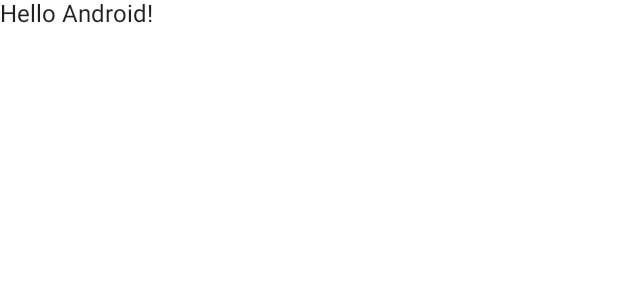
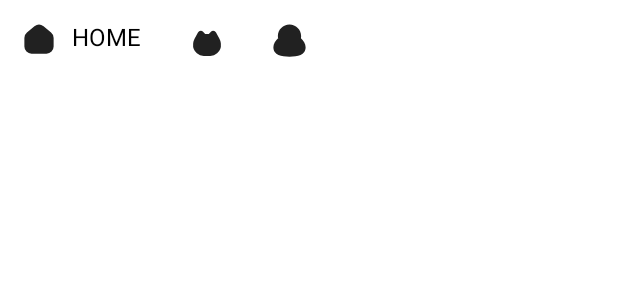
Before and after one commit to Muyaho-project/TodoNyanApp, an Android app built with Jetpack Compose: the @Preview function DefaultPreview, on a phone screen of 412 x 824 dp. Shown: the top 300 px of the screen. Run offline under Robolectric (Android 15) with nearby library versions, the phone set to English and light mode, and no system bars.

Commit message:
feat: 화면 구조 추가

```diff
--- a/app/src/main/java/com/kwancorp/todonyanapp/MainActivity.kt
+++ b/app/src/main/java/com/kwancorp/todonyanapp/MainActivity.kt
@@ -1,13 +1,24 @@
 package com.kwancorp.todonyanapp
 
 import android.os.Bundle
+import android.service.autofill.UserData
 import androidx.activity.ComponentActivity
 import androidx.activity.compose.setContent
-import androidx.compose.material.MaterialTheme
-import androidx.compose.material.Surface
-import androidx.compose.material.Text
+import androidx.compose.foundation.layout.padding
+import androidx.compose.material.*
+import androidx.compose.material.TabRow
 import androidx.compose.runtime.Composable
+import androidx.compose.ui.Modifier
 import androidx.compose.ui.tooling.preview.Preview
+import androidx.navigation.NavHostController
+import androidx.navigation.NavType
+import androidx.navigation.compose.NavHost
+import androidx.navigation.compose.composable
+import androidx.navigation.compose.currentBackStackEntryAsState
+import androidx.navigation.compose.rememberNavController
+import androidx.navigation.navArgument
+import androidx.navigation.navDeepLink
+import com.kwancorp.todonyanapp.ui.*
 import com.kwancorp.todonyanapp.ui.theme.TodoNyanAppTheme
 
 class MainActivity : ComponentActivity() {
@@ -15,24 +26,66 @@ class MainActivity : ComponentActivity() {
         super.onCreate(savedInstanceState)
         setContent {
             TodoNyanAppTheme {
-                // A surface container using the 'background' color from the theme
-                Surface(color = MaterialTheme.colors.background) {
-                    Greeting("Android")
-                }
+                TodoNyanApp()
             }
         }
     }
 }
 
 @Composable
-fun Greeting(name: String) {
-    Text(text = "Hello $name!")
+fun TodoNyanApp() {
+    TodoNyanAppTheme {
+        Surface(color = MaterialTheme.colors.background) {
+            val allScreens = TodoScreen.values().toList()
+            val navController = rememberNavController()
+            val backstackEntry = navController.currentBackStackEntryAsState()
+            var currentScreen = TodoScreen.fromRoute (
+                backstackEntry.value?.destination?.route
+            )
+            Scaffold(
+                topBar = {
+                    TodoTabRow(
+                        allScreens = allScreens,
+                        onTabSelected = { screen ->
+                            navController.navigate(screen.name)
+                        },
+                        currentScreen = currentScreen,
+                    )
+                }
+            ) { innerPadding ->
+                TodoNavHost(
+                    navController = navController,
+                    modifier = Modifier.padding(innerPadding)
+                )
+            }
+        }
+    }
+}
+
+@Composable
+fun TodoNavHost(
+    navController: NavHostController,
+    modifier: Modifier = Modifier
+) {
+    NavHost(
+        navController = navController,
+        startDestination = TodoScreen.Home.name,
+        modifier = modifier
+    ) {
+        composable(TodoScreen.Home.name) {
+            HomeBody()
+        }
+        composable(TodoScreen.Cat.name) {
+            CatBody()
+        }
+        composable(TodoScreen.My.name) {
+            MyBody()
+        }
+    }
 }
 
 @Preview(showBackground = true)
 @Composable
 fun DefaultPreview() {
-    TodoNyanAppTheme {
-        Greeting("Android")
-    }
+    TodoNyanApp()
 }
--- /dev/null
+++ b/app/src/main/java/com/kwancorp/todonyanapp/ui/HomeScreen.kt
@@ -0,0 +1,7 @@
+package com.kwancorp.todonyanapp.ui
+
+import androidx.compose.runtime.Composable
+
+@Composable
+fun HomeBody() {
+}
--- /dev/null
+++ b/app/src/main/java/com/kwancorp/todonyanapp/ui/TabRow.kt
@@ -0,0 +1,105 @@
+package com.kwancorp.todonyanapp.ui
+
+import androidx.compose.animation.animateColorAsState
+import androidx.compose.animation.animateContentSize
+import androidx.compose.animation.core.LinearEasing
+import androidx.compose.animation.core.tween
+import androidx.compose.foundation.interaction.MutableInteractionSource
+import androidx.compose.foundation.layout.*
+import androidx.compose.foundation.selection.selectable
+import androidx.compose.foundation.selection.selectableGroup
+import androidx.compose.material.Icon
+import androidx.compose.material.MaterialTheme
+import androidx.compose.material.Surface
+import androidx.compose.material.Text
+import androidx.compose.material.ripple.rememberRipple
+import androidx.compose.runtime.Composable
+import androidx.compose.runtime.getValue
+import androidx.compose.runtime.remember
+import androidx.compose.ui.Modifier
+import androidx.compose.ui.graphics.Color
+import androidx.compose.ui.graphics.vector.ImageVector
+import androidx.compose.ui.res.painterResource
+import androidx.compose.ui.semantics.Role
+import androidx.compose.ui.semantics.clearAndSetSemantics
+import androidx.compose.ui.semantics.contentDescription
+import androidx.compose.ui.unit.Dp
+import androidx.compose.ui.unit.dp
+import java.util.*
+
+@Composable
+fun TodoTabRow(
+    allScreens: List<TodoScreen>,
+    onTabSelected: (TodoScreen) -> Unit,
+    currentScreen: TodoScreen
+) {
+    Surface(
+        Modifier
+            .height(TabHeight)
+            .fillMaxWidth()
+    ) {
+        Row(Modifier.selectableGroup()) {
+            allScreens.forEach { screen ->
+                TodoTab(
+                    text = screen.name,
+                    iconRes = screen.iconRes,
+                    onSelected = { onTabSelected(screen) },
+                    selected = currentScreen == screen
+                )
+            }
+        }
+    }
+}
+
+@Composable
+private fun TodoTab(
+    text: String,
+    iconRes: Int,
+    onSelected: () -> Unit,
+    selected: Boolean
+) {
+    val color = MaterialTheme.colors.onSurface
+    val durationMillis = if (selected) TabFadeInAnimationDuration else TabFadeOutAnimationDuration
+    val animSpec = remember {
+        tween<Color>(
+            durationMillis = durationMillis,
+            easing = LinearEasing,
+            delayMillis = TabFadeInAnimationDelay
+        )
+    }
+    val tabTintColor by animateColorAsState(
+        targetValue = if (selected) color else color.copy(alpha = InactiveTabOpacity),
+        animationSpec = animSpec
+    )
+    Row(
+        modifier = Modifier
+            .padding(16.dp)
+            .animateContentSize()
+            .height(TabHeight)
+            .selectable(
+                selected = selected,
+                onClick = onSelected,
+                role = Role.Tab,
+                interactionSource = remember { MutableInteractionSource() },
+                indication = rememberRipple(
+                    bounded = false,
+                    radius = Dp.Unspecified,
+                    color = Color.Unspecified
+                )
+            )
+            .clearAndSetSemantics { contentDescription = text }
+    ) {
+        Icon(painter = painterResource(iconRes), contentDescription = text)
+        if (selected) {
+            Spacer(Modifier.width(12.dp))
+            Text(text.uppercase(Locale.getDefault()), color = tabTintColor)
+        }
+    }
+}
+
+private val TabHeight = 56.dp
+private const val InactiveTabOpacity = 0.60f
+
+private const val TabFadeInAnimationDuration = 150
+private const val TabFadeInAnimationDelay = 100
+private const val TabFadeOutAnimationDuration = 100
--- /dev/null
+++ b/app/src/main/res/drawable/ic_bottom_cat.xml
@@ -0,0 +1,17 @@
+<vector xmlns:android="http://schemas.android.com/apk/res/android"
+    android:width="28dp"
+    android:height="28dp"
+    android:viewportWidth="28"
+    android:viewportHeight="28">
+  <path
+      android:pathData="M4.9891,11.8303L7.6333,6.9029C7.9317,6.3469 8.5115,6 9.1425,6C9.6148,6 10.0661,6.195 10.3898,6.5389L12.2355,8.5H15.7649L17.6106,6.5389C17.9343,6.195 18.3856,6 18.8579,6C19.4889,6 20.0687,6.3469 20.3671,6.9028L23.0116,11.8303C23.5327,12.8012 23.8639,13.8625 23.9875,14.9575L24.0369,15.3946C24.327,17.9639 23.3309,20.5109 21.3747,22.2018C20.028,23.3658 18.3252,24.0366 16.5464,24.1038L14.0002,24.2L11.454,24.1038C9.6753,24.0366 7.9724,23.3657 6.6257,22.2016C4.6698,20.5109 3.6738,17.964 3.9639,15.3949L4.0133,14.9574C4.1369,13.8625 4.4681,12.8012 4.9891,11.8303Z"
+      android:strokeWidth="1.5"
+      android:fillColor="#F5AF41"
+      android:strokeColor="#000000"/>
+  <path
+      android:pathData="M12.5,17.5L12.7616,17.6495C13.6839,18.1765 14.8161,18.1765 15.7384,17.6495L16,17.5"
+      android:strokeWidth="1.5"
+      android:fillColor="#00000000"
+      android:strokeColor="#000000"
+      android:strokeLineCap="round"/>
+</vector>
--- /dev/null
+++ b/app/src/main/res/drawable/ic_bottom_my.xml
@@ -0,0 +1,19 @@
+<vector xmlns:android="http://schemas.android.com/apk/res/android"
+    android:width="22dp"
+    android:height="22dp"
+    android:viewportWidth="22"
+    android:viewportHeight="22">
+  <path
+      android:pathData="M17.8036,9.6536C17.932,9.1234 18,8.5696 18,8C18,4.134 14.866,1 11,1C7.134,1 4,4.134 4,8C4,8.5696 4.068,9.1234 4.1964,9.6536C2.2302,11.3594 1,13.6033 1,15.5C1,19.9836 5.4771,21 11,21C16.5228,21 21,19.9836 21,15.5C21,13.6033 19.7698,11.3594 17.8036,9.6536Z"
+      android:fillColor="#ffffff"
+      android:fillType="evenOdd"/>
+  <path
+      android:pathData="M17.8036,9.6536L17.0746,9.477L16.9671,9.9208L17.3121,10.2201L17.8036,9.6536ZM4.1964,9.6536L4.6879,10.2201L5.0328,9.9208L4.9254,9.477L4.1964,9.6536ZM17.25,8C17.25,8.5097 17.1891,9.0042 17.0746,9.477L18.5325,9.8301C18.6748,9.2426 18.75,8.6296 18.75,8H17.25ZM11,1.75C14.4518,1.75 17.25,4.5482 17.25,8H18.75C18.75,3.7198 15.2802,0.25 11,0.25V1.75ZM4.75,8C4.75,4.5482 7.5482,1.75 11,1.75V0.25C6.7198,0.25 3.25,3.7198 3.25,8H4.75ZM4.9254,9.477C4.8109,9.0042 4.75,8.5097 4.75,8H3.25C3.25,8.6296 3.3252,9.2426 3.4675,9.8301L4.9254,9.477ZM1.75,15.5C1.75,13.894 2.8209,11.8399 4.6879,10.2201L3.7049,9.0871C1.6395,10.879 0.25,13.3125 0.25,15.5H1.75ZM11,20.25C8.2559,20.25 5.8925,19.9927 4.2368,19.2475C3.4222,18.8808 2.811,18.41 2.4011,17.822C1.9948,17.2392 1.75,16.49 1.75,15.5H0.25C0.25,16.7519 0.5648,17.811 1.1706,18.6799C1.7727,19.5434 2.626,20.1674 3.6211,20.6153C5.5847,21.4991 8.2213,21.75 11,21.75V20.25ZM20.25,15.5C20.25,16.49 20.0052,17.2392 19.5989,17.822C19.189,18.41 18.5778,18.8808 17.7632,19.2475C16.1075,19.9927 13.7441,20.25 11,20.25V21.75C13.7787,21.75 16.4153,21.4991 18.3789,20.6153C19.374,20.1674 20.2273,19.5434 20.8294,18.6799C21.4352,17.811 21.75,16.7519 21.75,15.5H20.25ZM17.3121,10.2201C19.1791,11.8399 20.25,13.894 20.25,15.5H21.75C21.75,13.3125 20.3605,10.879 18.2951,9.0871L17.3121,10.2201Z"
+      android:fillColor="#000000"/>
+  <path
+      android:pathData="M9.25,9L11,9L12.75,9"
+      android:strokeWidth="1.5"
+      android:fillColor="#00000000"
+      android:strokeColor="#000000"
+      android:strokeLineCap="round"/>
+</vector>
--- /dev/null
+++ b/app/src/main/res/drawable/ic_home.xml
@@ -0,0 +1,17 @@
+<vector xmlns:android="http://schemas.android.com/apk/res/android"
+    android:width="20dp"
+    android:height="20dp"
+    android:viewportWidth="20"
+    android:viewportHeight="20">
+  <path
+      android:pathData="M7.4393,2.1339L2.4393,6.3006C1.5273,7.0606 1,8.1864 1,9.3735V15C1,17.2091 2.7909,19 5,19H15C17.2091,19 19,17.2091 19,15V9.3735C19,8.1864 18.4727,7.0606 17.5607,6.3006L12.5607,2.1339C11.0774,0.8978 8.9226,0.8978 7.4393,2.1339Z"
+      android:strokeWidth="1.5"
+      android:fillColor="#ffffff"
+      android:strokeColor="#000000"/>
+  <path
+      android:pathData="M11.5,12.25L9,12.25"
+      android:strokeWidth="1.5"
+      android:fillColor="#00000000"
+      android:strokeColor="#000000"
+      android:strokeLineCap="round"/>
+</vector>
```
Also changed, not shown: app/src/main/java/com/kwancorp/todonyanapp/ui/CatScreen.kt (added, +9 -0 lines), app/src/main/java/com/kwancorp/todonyanapp/ui/MyScreen.kt (added, +9 -0 lines), app/src/main/java/com/kwancorp/todonyanapp/ui/TodoScreen.kt (added, +32 -0 lines), app/src/main/res/drawable/ic_bottom_add.xml (added, +18 -0 lines), app/src/main/res/drawable/bg_room.png (added).
